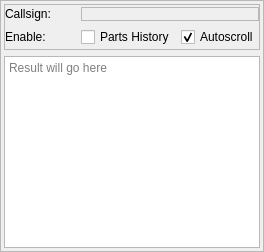
This is src/blackgui/components/aircraftpartshistory.ui in swift-project/pilotclient as Qt 5 draws it before an edit. The edited form follows.
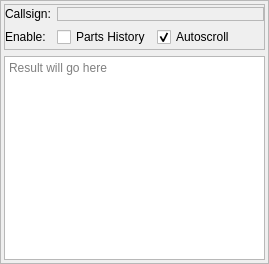
This is the edited form. Custom widgets are drawn as their Qt base class.

Commit message: Ref T180, pilot client UI formatting (form layout)

The edit to the form file:
```diff
--- a/src/blackgui/components/aircraftpartshistory.ui
+++ b/src/blackgui/components/aircraftpartshistory.ui
@@ -6,8 +6,8 @@
    <rect>
     <x>0</x>
     <y>0</y>
-    <width>264</width>
-    <height>252</height>
+    <width>269</width>
+    <height>264</height>
    </rect>
   </property>
   <property name="windowTitle">
@@ -40,7 +40,7 @@
      <property name="frameShadow">
       <enum>QFrame::Raised</enum>
      </property>
-     <layout class="QGridLayout" name="gl_MatcherSelection">
+     <layout class="QFormLayout" name="formLayout">
       <property name="leftMargin">
        <number>0</number>
       </property>
@@ -60,7 +60,39 @@
         </property>
        </widget>
       </item>
-      <item row="1" column="1">
+      <item row="0" column="1">
+       <widget class="BlackGui::Components::CCallsignCompleter" name="comp_CallsignCompleter">
+        <property name="frameShape">
+         <enum>QFrame::StyledPanel</enum>
+        </property>
+        <property name="frameShadow">
+         <enum>QFrame::Raised</enum>
+        </property>
+       </widget>
+      </item>
+      <item row="2" column="0">
+       <widget class="QLabel" name="lbl_Enable">
+        <property name="text">
+         <string>Enable:</string>
+        </property>
+       </widget>
+      </item>
+      <item row="2" column="1">
+       <widget class="QWidget" name="wi_CheckBoxes" native="true">
+        <layout class="QHBoxLayout" name="hl_CheckBoxes">
+         <property name="leftMargin">
+          <number>0</number>
+         </property>
+         <property name="topMargin">
+          <number>0</number>
+         </property>
+         <property name="rightMargin">
+          <number>0</number>
+         </property>
+         <property name="bottomMargin">
+          <number>0</number>
+         </property>
+         <item>
        <widget class="QCheckBox" name="cb_PartsHistoryEnabled">
         <property name="toolTip">
          <string>enable logging of reverse lookup messages</string>
@@ -70,14 +102,7 @@
         </property>
        </widget>
       </item>
-      <item row="1" column="0">
-       <widget class="QLabel" name="lbl_Enable">
-        <property name="text">
-         <string>Enable:</string>
-        </property>
-       </widget>
-      </item>
-      <item row="1" column="2">
+         <item>
        <widget class="QCheckBox" name="cb_AutoScrollEnabled">
         <property name="text">
          <string>Autoscroll</string>
@@ -87,14 +112,20 @@
         </property>
        </widget>
       </item>
-      <item row="0" column="1" colspan="2">
-       <widget class="BlackGui::Components::CCallsignCompleter" name="comp_CallsignCompleter">
-        <property name="frameShape">
-         <enum>QFrame::StyledPanel</enum>
-        </property>
-        <property name="frameShadow">
-         <enum>QFrame::Raised</enum>
-        </property>
+         <item>
+          <spacer name="hs_CheckBoxes">
+           <property name="orientation">
+            <enum>Qt::Horizontal</enum>
+           </property>
+           <property name="sizeHint" stdset="0">
+            <size>
+             <width>40</width>
+             <height>20</height>
+            </size>
+           </property>
+          </spacer>
+         </item>
+        </layout>
        </widget>
       </item>
      </layout>
```
Lines whose indentation alone changed are shown as unchanged. The commit also changes 1 other file.
